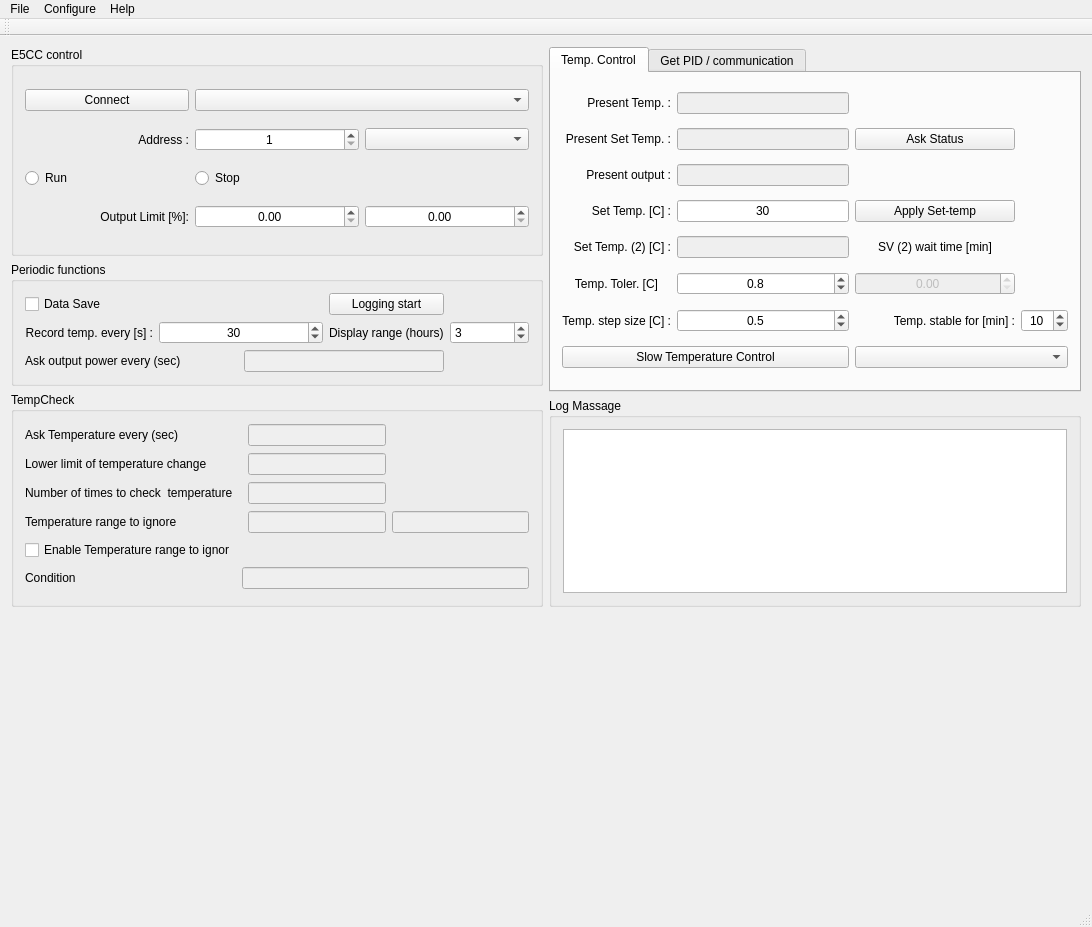
The window that mainwindow.ui (daimiura/OmronPID) describes before a commit, drawn with Qt 5.
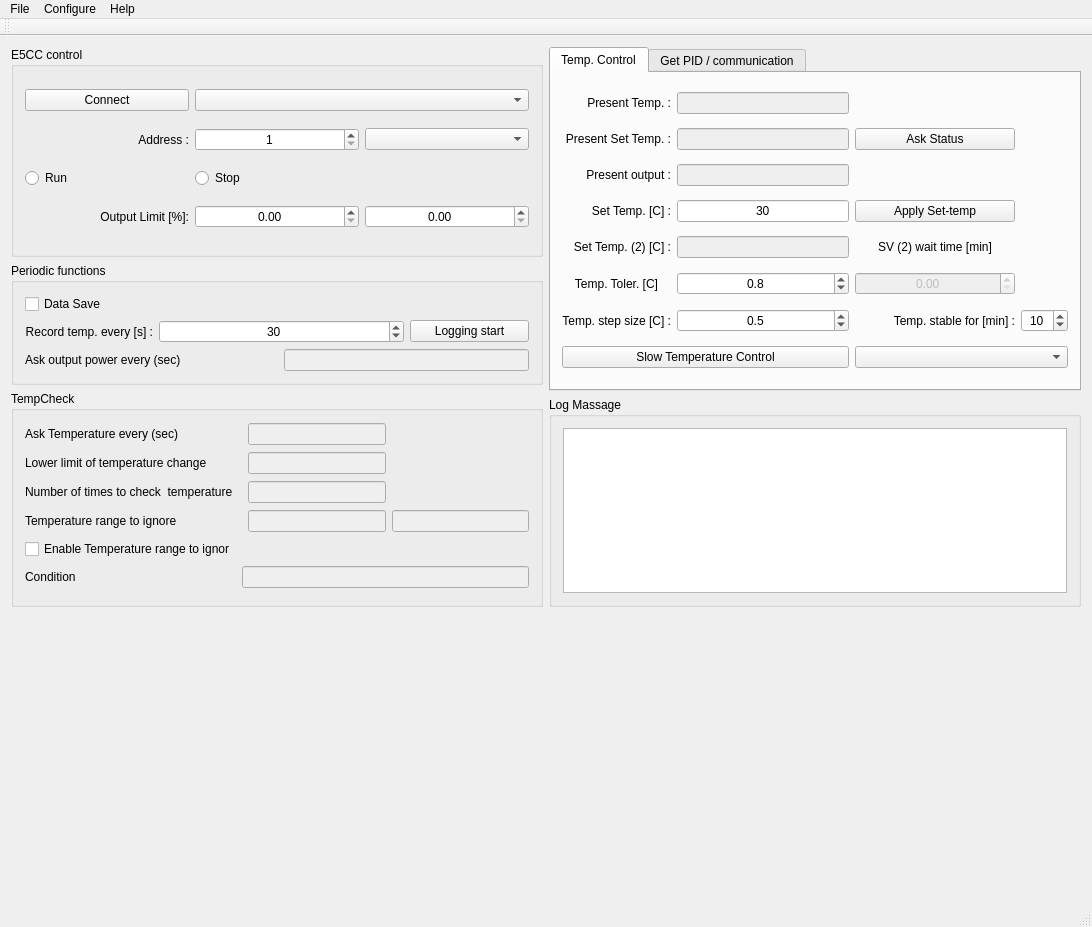
The same window after the commit. Custom widgets are drawn as their Qt base class.

```diff
--- a/mainwindow.ui
+++ b/mainwindow.ui
@@ -506,33 +506,6 @@
        <string>Periodic functions</string>
       </property>
       <layout class="QGridLayout" name="gridLayout_6">
-       <item row="0" column="0">
-        <widget class="QCheckBox" name="checkBox_dataSave">
-         <property name="text">
-          <string>Data Save</string>
-         </property>
-        </widget>
-       </item>
-       <item row="0" column="3">
-        <widget class="QPushButton" name="pushButton_Log">
-         <property name="text">
-          <string>Logging start</string>
-         </property>
-         <property name="checkable">
-          <bool>true</bool>
-         </property>
-        </widget>
-       </item>
-       <item row="1" column="0">
-        <widget class="QLabel" name="label_3">
-         <property name="text">
-          <string>Record temp. every [s] :</string>
-         </property>
-         <property name="alignment">
-          <set>Qt::AlignRight|Qt::AlignTrailing|Qt::AlignVCenter</set>
-         </property>
-        </widget>
-       </item>
        <item row="1" column="1" colspan="2">
         <widget class="QSpinBox" name="spinBox_TempRecordTime">
          <property name="alignment">
@@ -549,26 +522,6 @@
          </property>
         </widget>
        </item>
-       <item row="1" column="3">
-        <widget class="QLabel" name="label_20">
-         <property name="text">
-          <string>Display range (hours)</string>
-         </property>
-        </widget>
-       </item>
-       <item row="1" column="4">
-        <widget class="QSpinBox" name="spinBox_DisplayRange">
-         <property name="minimum">
-          <number>1</number>
-         </property>
-         <property name="maximum">
-          <number>200</number>
-         </property>
-         <property name="value">
-          <number>3</number>
-         </property>
-        </widget>
-       </item>
        <item row="2" column="0" colspan="2">
         <widget class="QLabel" name="label_6">
          <property name="text">
@@ -583,6 +536,33 @@
          </property>
         </widget>
        </item>
+       <item row="1" column="0">
+        <widget class="QLabel" name="label_3">
+         <property name="text">
+          <string>Record temp. every [s] :</string>
+         </property>
+         <property name="alignment">
+          <set>Qt::AlignRight|Qt::AlignTrailing|Qt::AlignVCenter</set>
+         </property>
+        </widget>
+       </item>
+       <item row="0" column="0">
+        <widget class="QCheckBox" name="checkBox_dataSave">
+         <property name="text">
+          <string>Data Save</string>
+         </property>
+        </widget>
+       </item>
+       <item row="1" column="3">
+        <widget class="QPushButton" name="pushButton_Log">
+         <property name="text">
+          <string>Logging start</string>
+         </property>
+         <property name="checkable">
+          <bool>true</bool>
+         </property>
+        </widget>
+       </item>
       </layout>
      </widget>
     </item>
```
